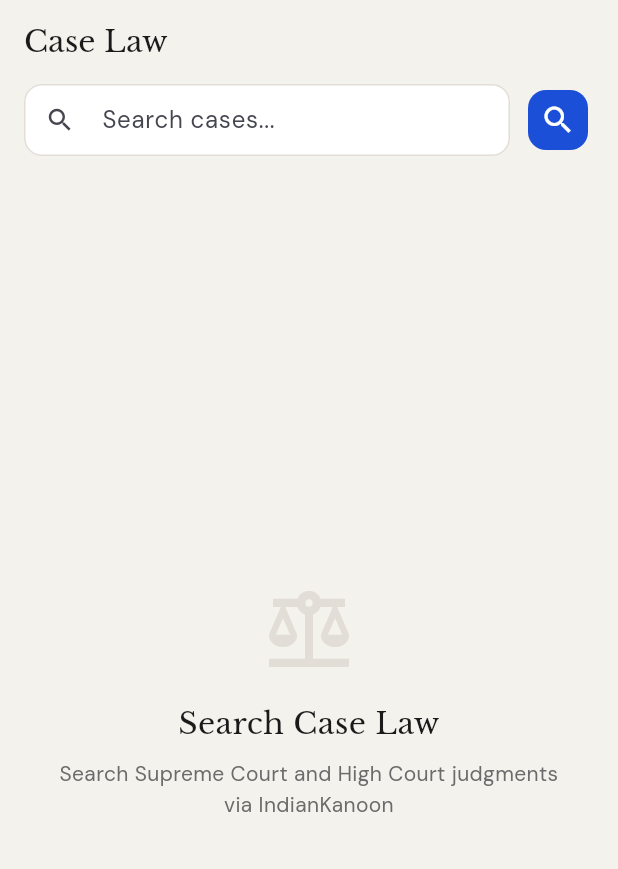
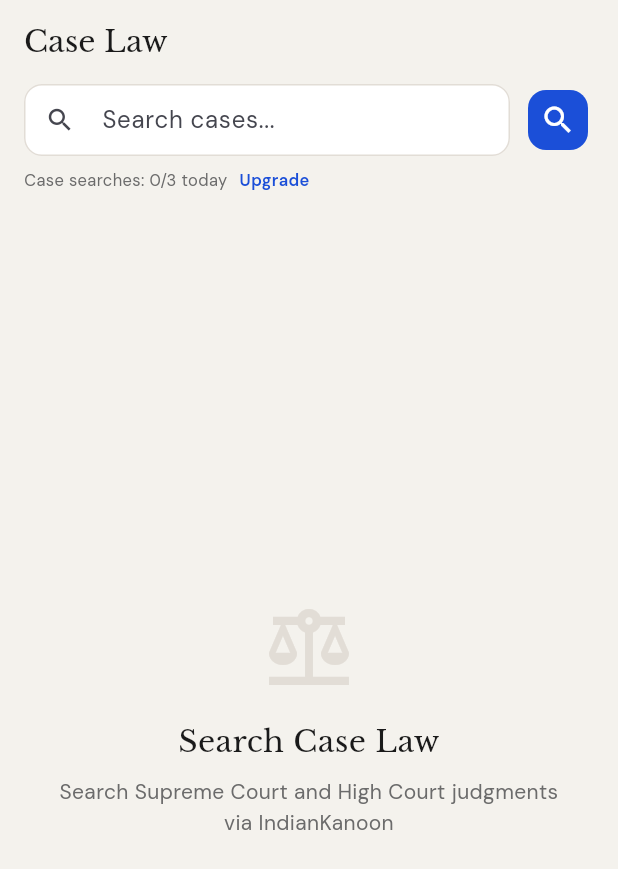
Before and after one commit to bijuc92/lexref, a Flutter app: the CasesListScreen screen opened by its route, after a tap on the "search" icon, on a phone screen of 412 x 824 dp. Shown: the top 869 px of the screen. Run offline on Flutter 3.47's test engine with Material 3 defaults, Android fonts, the phone set to English and light mode, and no system bars; our stand-ins replace connectivity_plus, dio, flutter_markdown, flutter_riverpod, flutter_secure_storage, flutter_tts and 11 more; missing offline and left inert: purchases_flutter; accounts and stored records are empty; generated files the repository leaves out were written again.

Commit message:
Gate CasesListScreen with subscription check; fix concurrent search race
CasesListScreen was calling the IndianKanoon API directly with no limit
check — any user could bypass the daily cap by going through the Case Law
card on the home screen. Added the same pre-increment gate used in
SearchScreen: read count → check < limit → increment before API call →
push paywall when limit exceeded. Also added a usage counter label and
concurrent-search guard (if _searching return) to prevent double-taps
from bypassing the gate.

SearchScreen: added `if (_loading) return;` guard at the top of _doSearch
so rapid debounce/submit triggers cannot run two checks in parallel.

Co-Authored-By: Claude Sonnet 4.6 <noreply@anthropic.com>

```diff
--- a/lib/features/cases/presentation/cases_list_screen.dart
+++ b/lib/features/cases/presentation/cases_list_screen.dart
@@ -1,5 +1,6 @@
 import 'package:flutter/material.dart';
 import 'package:flutter_riverpod/flutter_riverpod.dart';
+import 'package:google_fonts/google_fonts.dart';
 import '../../../core/router/typed_routes.dart';
 import '../../../core/theme/app_colors.dart';
 import '../../../shared/widgets/case_card.dart';
@@ -8,6 +9,8 @@ import '../../../shared/widgets/error_state.dart';
 import '../../../shared/widgets/loading_shimmer.dart';
 import '../../../shared/widgets/offline_banner.dart';
 import '../../../core/error/result.dart';
+import '../../subscription/data/usage_repository.dart';
+import '../../subscription/domain/subscription_providers.dart';
 import '../data/cases_repository.dart';
 import '../domain/case_models.dart';
 
@@ -31,16 +34,64 @@ class CasesListScreen extends ConsumerStatefulWidget {
 class _CasesListScreenState extends ConsumerState<CasesListScreen> {
   final _ctrl = TextEditingController();
   String _query = '';
+  bool _searching = false;
+  int _caseSearchesUsed = 0;
+
+  @override
+  void initState() {
+    super.initState();
+    _loadCaseUsage();
+  }
+
+  @override
+  void dispose() {
+    _ctrl.dispose();
+    super.dispose();
+  }
+
+  Future<void> _loadCaseUsage() async {
+    final used = await UsageRepository().getCaseSearchesUsed();
+    if (mounted) setState(() => _caseSearchesUsed = used);
+  }
+
+  Future<void> _doSearch(String q) async {
+    if (q.trim().isEmpty || _searching) return;
+    setState(() => _searching = true);
+
+    final isSubscribed = ref.read(isSubscribedProvider);
+    if (!isSubscribed) {
+      final used = await UsageRepository().getCaseSearchesUsed();
+      if (used >= kFreeCaseLimit) {
+        if (mounted) {
+          setState(() => _searching = false);
+          context.pushPaywall(reason: 'cases');
+        }
+        return;
+      }
+      await UsageRepository().incrementCaseSearch();
+      await _loadCaseUsage();
+    }
+
+    if (mounted) {
+      setState(() {
+        _query = q.trim();
+        _searching = false;
+      });
+    }
+  }
 
   @override
   Widget build(BuildContext context) {
+    final isSubscribed = ref.watch(isSubscribedProvider);
     final resultsAsync = ref.watch(_casesProvider(_query));
     return Scaffold(
       appBar: AppBar(
         title: const Text('Case Law'),
         bottom: PreferredSize(
-          preferredSize: const Size.fromHeight(56),
-          child: Padding(
+          preferredSize: Size.fromHeight(!isSubscribed ? 80 : 56),
+          child: Column(
+            children: [
+              Padding(
                 padding: const EdgeInsets.fromLTRB(16, 0, 16, 8),
                 child: Row(
                   children: [
@@ -53,12 +104,19 @@ class _CasesListScreenState extends ConsumerState<CasesListScreen> {
                           contentPadding:
                               EdgeInsets.symmetric(horizontal: 12, vertical: 10),
                         ),
-                    onSubmitted: (v) => setState(() => _query = v),
+                        onSubmitted: _doSearch,
                       ),
                     ),
                     const SizedBox(width: 8),
                     IconButton(
-                  icon: const Icon(Icons.search),
+                      icon: _searching
+                          ? const SizedBox(
+                              width: 18,
+                              height: 18,
+                              child: CircularProgressIndicator(
+                                  strokeWidth: 2, color: Colors.white),
+                            )
+                          : const Icon(Icons.search),
                       style: IconButton.styleFrom(
                         backgroundColor: AppColors.primary,
                         foregroundColor: Colors.white,
@@ -66,10 +124,41 @@ class _CasesListScreenState extends ConsumerState<CasesListScreen> {
                           borderRadius: BorderRadius.circular(12),
                         ),
                       ),
-                  onPressed: () => setState(() => _query = _ctrl.text),
+                      onPressed: _searching ? null : () => _doSearch(_ctrl.text),
                     ),
                   ],
                 ),
+              ),
+              if (!isSubscribed)
+                Padding(
+                  padding: const EdgeInsets.fromLTRB(16, 0, 16, 8),
+                  child: Row(
+                    children: [
+                      Text(
+                        'Case searches: $_caseSearchesUsed/$kFreeCaseLimit today',
+                        style: GoogleFonts.dmSans(
+                          fontSize: 11,
+                          color: _caseSearchesUsed >= kFreeCaseLimit
+                              ? AppColors.error
+                              : AppColors.textSecondary,
+                        ),
+                      ),
+                      const SizedBox(width: 8),
+                      GestureDetector(
+                        onTap: () => context.pushPaywall(reason: 'cases'),
+                        child: Text(
+                          'Upgrade',
+                          style: GoogleFonts.dmSans(
+                            fontSize: 11,
+                            color: AppColors.primary,
+                            fontWeight: FontWeight.w600,
+                          ),
+                        ),
+                      ),
+                    ],
+                  ),
+                ),
+            ],
           ),
         ),
       ),
--- a/lib/features/search/presentation/search_screen.dart
+++ b/lib/features/search/presentation/search_screen.dart
@@ -88,6 +88,7 @@ class _SearchScreenState extends ConsumerState<SearchScreen> {
   }
 
   Future<void> _doSearch(String q) async {
+    if (_loading) return;
     setState(() => _loading = true);
     await _searchRepo.saveSearchHistory(q, _filter);
     final sections = await _searchRepo.searchLocal(
```
Lines whose indentation alone changed are shown as unchanged.
